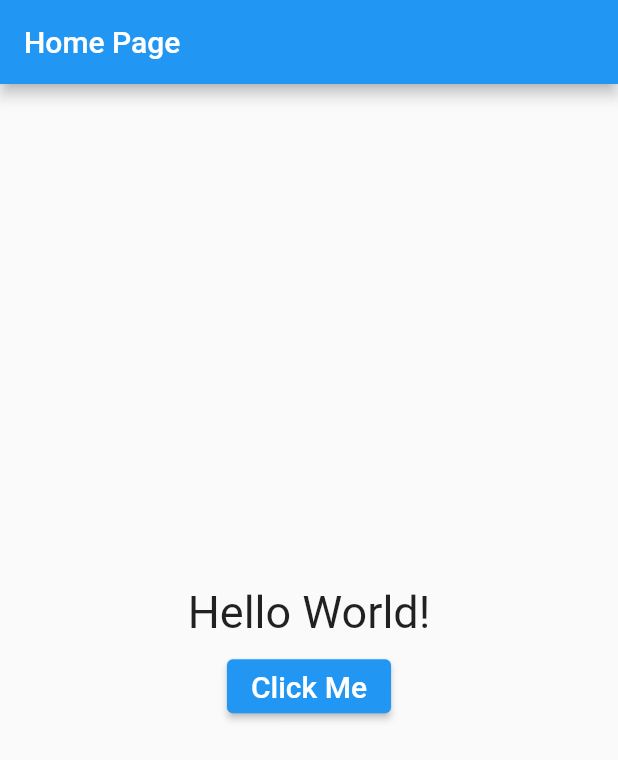
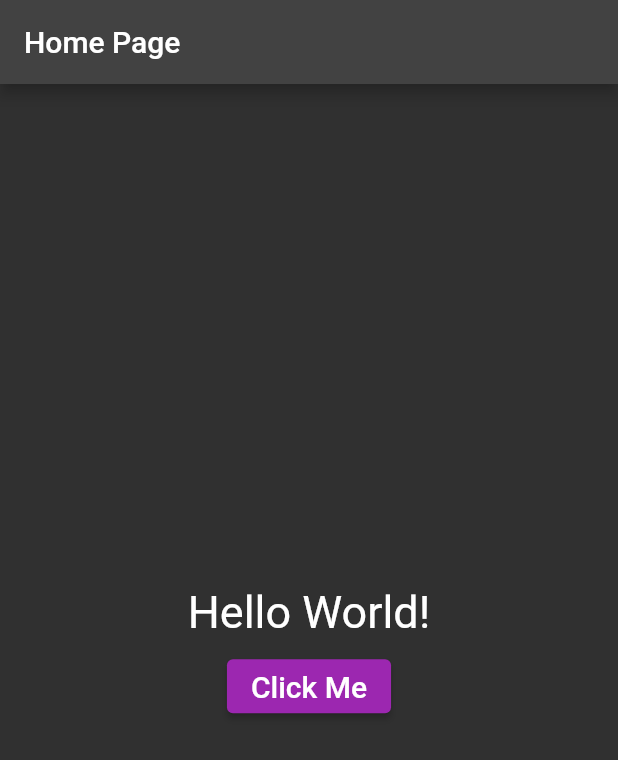
Before and after one commit to artichaudhary0/flutter_project, a Flutter app: the screen it shows after launch, on a phone screen of 412 x 824 dp. Shown: the top 760 px of the screen. Run offline on Flutter 3.47's test engine with Material 2 defaults, Android fonts, the phone set to English and light mode, and no system bars.

Commit message:
Theme of app

```diff
--- a/lib/main.dart
+++ b/lib/main.dart
@@ -12,6 +12,11 @@ class MyApp extends StatelessWidget {
     return MaterialApp(
       title: "My App",
       home: HomePage(),
+      theme: ThemeData(
+        primarySwatch: Colors.purple,
+        brightness: Brightness.dark,
+        accentColor: Colors.deepPurpleAccent,
+      ),
     );
   }
 }
@@ -43,7 +48,10 @@ class _HomePageState extends State<HomePage> {
         child: Column(
           mainAxisAlignment: MainAxisAlignment.center,
           children: [
-            Text(myText,style: TextStyle(fontSize: 30),),
+            Text(
+              myText,
+              style: TextStyle(fontSize: 30),
+            ),
             Padding(
               padding: const EdgeInsets.all(8.0),
               child: ElevatedButton(
```
